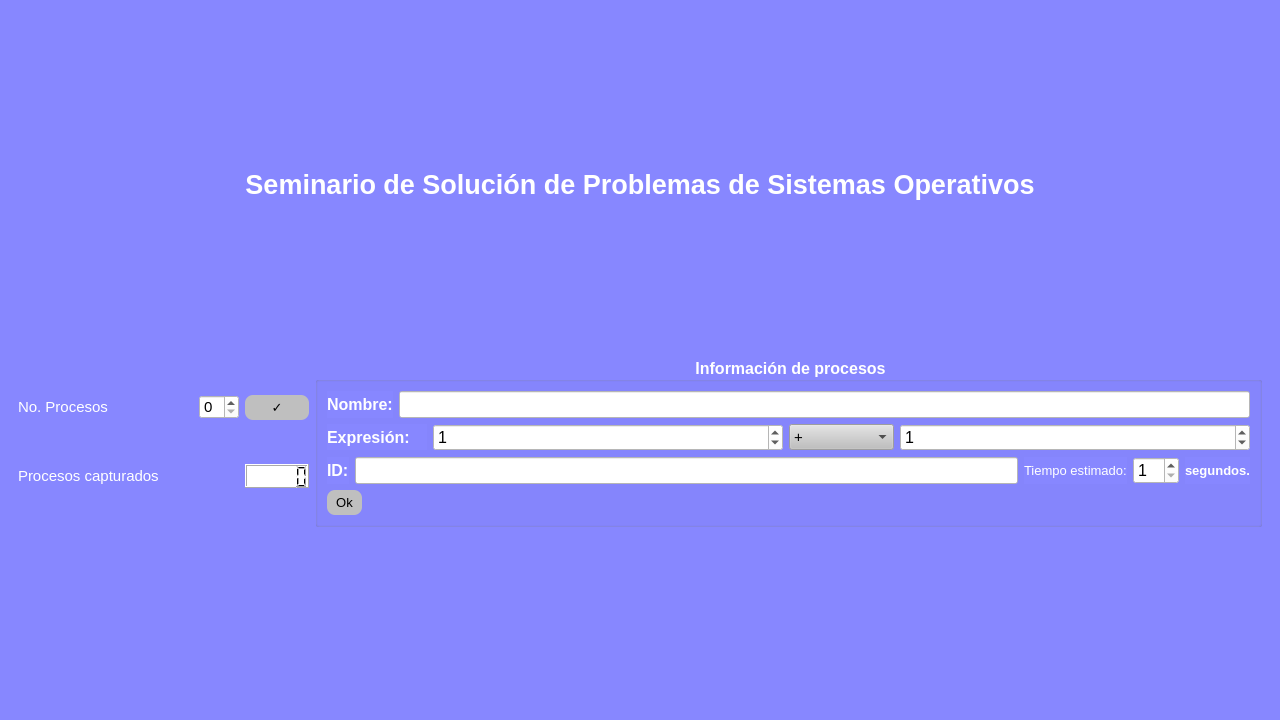
The window that mainwindow.ui (moisesmtzs/act_so) describes before a commit, drawn with Qt 5.
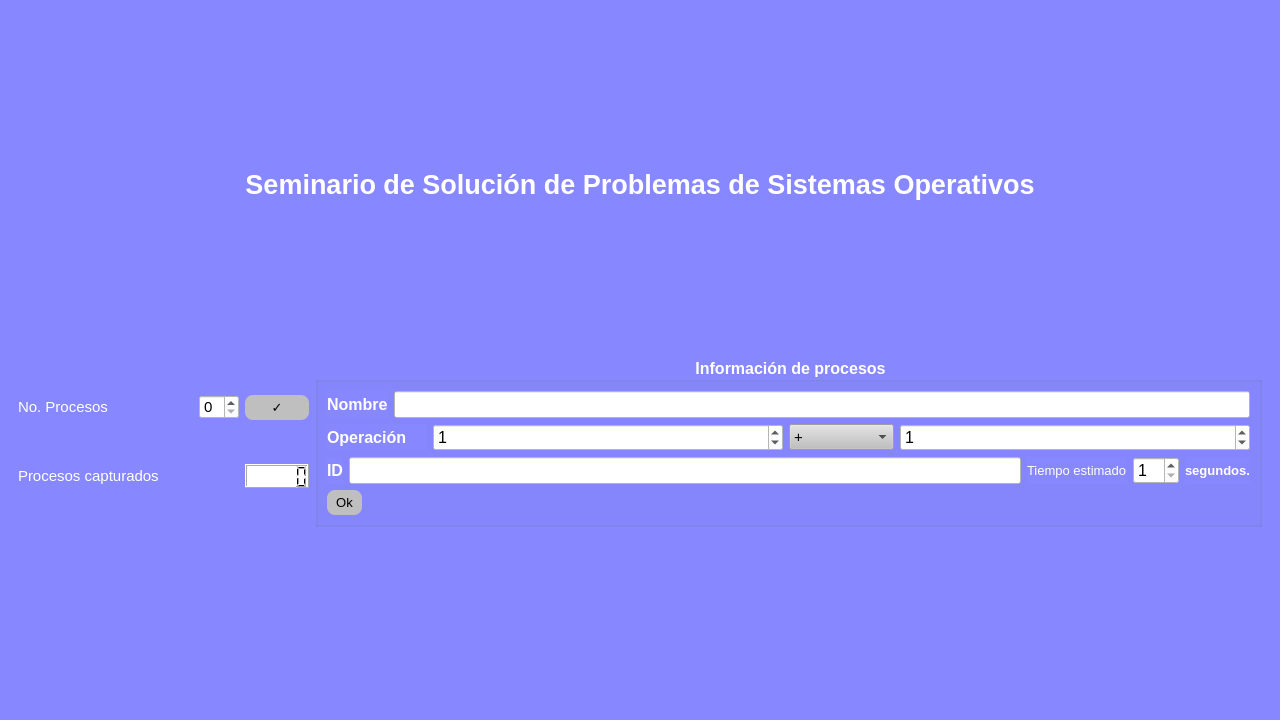
The same window after the commit.

Commit message: Actividad finalizada

What changed in the file:
```diff
--- a/mainwindow.ui
+++ b/mainwindow.ui
@@ -222,7 +222,7 @@
                 </font>
                </property>
                <property name="text">
-                <string>Nombre:</string>
+                <string>Nombre</string>
                </property>
               </widget>
              </item>
@@ -258,7 +258,7 @@
                 </font>
                </property>
                <property name="text">
-                <string>Expresión:</string>
+                <string>Operación</string>
                </property>
               </widget>
              </item>
@@ -369,7 +369,7 @@
                 </font>
                </property>
                <property name="text">
-                <string>ID:</string>
+                <string>ID</string>
                </property>
               </widget>
              </item>
@@ -397,7 +397,7 @@
                   </font>
                  </property>
                  <property name="text">
-                  <string>Tiempo estimado:</string>
+                  <string>Tiempo estimado</string>
                  </property>
                 </widget>
                </item>
```
The commit also changes 1 other file.
